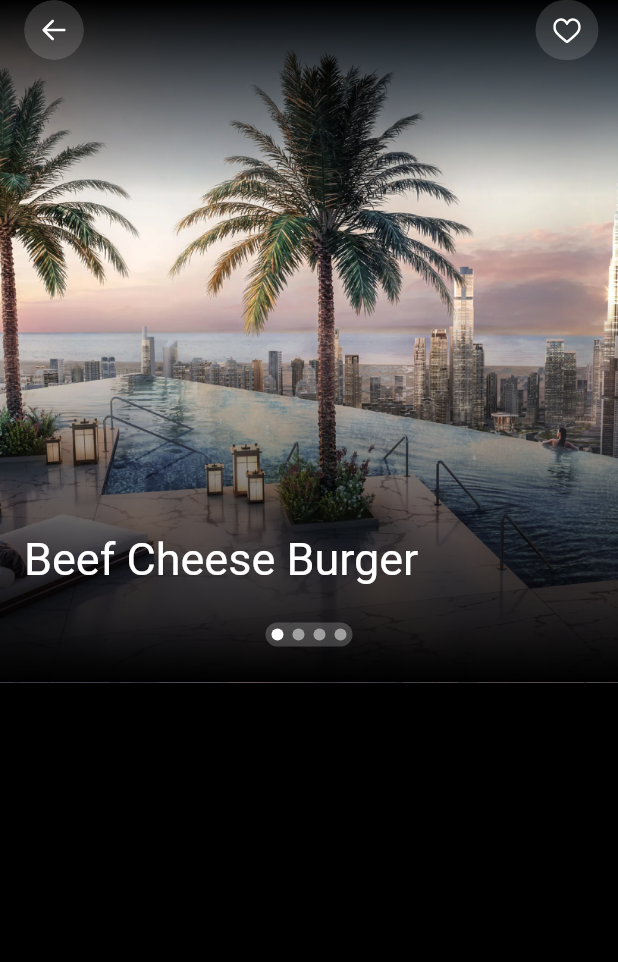
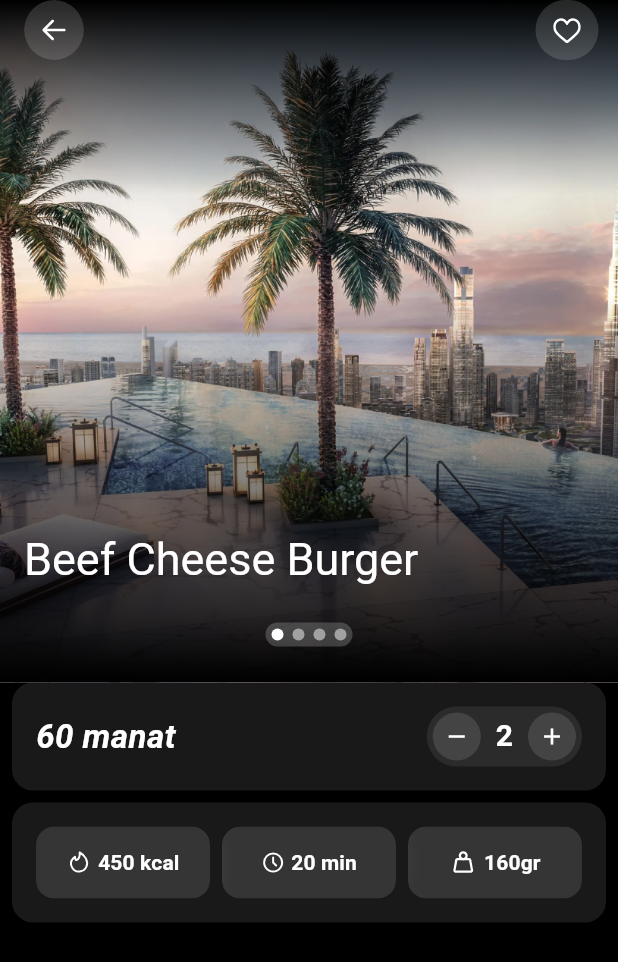
Before and after one commit to Yagshymyradov/Tagam, a Flutter app: the ProductDetailsView screen opened by its route, on a phone screen of 412 x 824 dp. Shown: the top 962 px of the screen. Run offline on Flutter 3.47's test engine with Material 3 defaults, Android fonts, the phone set to English and light mode, and no system bars; drawn by our look-alikes of carousel_slider, smooth_page_indicator; our stand-ins replace dio, flutter_svg, get_it, shared_preferences; accounts and stored records are empty; project files that could hold a hidden picture were left out.

Commit message:
product details product cost && about

```diff
--- /dev/null
+++ b/devtools_options.yaml
@@ -0,0 +1,4 @@
+description: This file stores settings for Dart & Flutter DevTools.
+documentation: https://docs.flutter.dev/tools/devtools/extensions#configure-extension-enablement-states
+extensions:
+  - provider: true
--- a/lib/configs/assets.dart
+++ b/lib/configs/assets.dart
@@ -21,6 +21,8 @@ final class Assets {
   static const String filter = '$_icons/filter.svg';
   static const String arrowLeft = '$_icons/arrow-left.svg';
   static const String searchWhite = '$_icons/search-white.svg';
+  static const String calorie = '$_icons/calorie.svg';
+  static const String weight = '$_icons/weight.svg';
 
   static const String foodGroup = '$_images/food-group.png';
   static const String desertGroup = '$_images/desert-group.png';
--- a/lib/configs/components/small_blur_card.dart
+++ b/lib/configs/components/small_blur_card.dart
@@ -25,9 +25,9 @@ class SmallBlurCard extends StatelessWidget {
         child: DecoratedBox(
           decoration: BoxDecoration(
             borderRadius: BorderRadius.circular(12),
-            color: AppColors.white.withOpacity(0.12),
+            color: AppColors.white.withValues(alpha: 0.12),
             border: Border.all(
-              color: AppColors.white.withOpacity(0.06),
+              color: AppColors.white.withValues(alpha: 0.06),
             ),
           ),
           child: Padding(
--- a/lib/configs/theme/color_scheme.dart
+++ b/lib/configs/theme/color_scheme.dart
@@ -14,5 +14,7 @@ abstract final class AppColorScheme {
     onError: AppColors.white,
     surface: AppColors.black,
     scrim: AppColors.lightPink,
+    primaryContainer: AppColors.darkGray,
+    secondaryContainer: AppColors.white.withValues(alpha: 0.08),
   );
 }
--- a/lib/configs/theme/text_style_extension.dart
+++ b/lib/configs/theme/text_style_extension.dart
@@ -7,12 +7,14 @@ final class TextStylesEx extends ThemeExtension<TextStylesEx> {
   final TextStyle? headlineSmallX;
   final TextStyle? labelSmallX;
   final TextStyle? priceMedium;
+  final TextStyle? priceLarge;
 
   const TextStylesEx({
     required this.labelLargeX,
     required this.headlineSmallX,
     required this.labelSmallX,
     required this.priceMedium,
+    required this.priceLarge,
   });
 
   @override
@@ -21,12 +23,14 @@ final class TextStylesEx extends ThemeExtension<TextStylesEx> {
     TextStyle? headlineSmallX,
     TextStyle? labelSmallX,
     TextStyle? priceMedium,
+    TextStyle? priceLarge,
   }) {
     return TextStylesEx(
       labelLargeX: labelLargeX ?? this.labelLargeX,
       headlineSmallX: headlineSmallX ?? this.headlineSmallX,
       labelSmallX: labelSmallX ?? this.labelSmallX,
       priceMedium: priceMedium ?? this.priceMedium,
+      priceLarge: priceLarge ?? this.priceLarge,
     );
   }
 
@@ -40,6 +44,7 @@ final class TextStylesEx extends ThemeExtension<TextStylesEx> {
       headlineSmallX: headlineSmallX,
       labelSmallX: labelLargeX,
       priceMedium: priceMedium,
+      priceLarge: priceLarge,
     );
   }
 }
@@ -66,4 +71,10 @@ const textStyleDark = TextStylesEx(
     color: AppColors.white,
     fontWeight: FontWeight.w700,
   ),
+  priceLarge: TextStyle(
+    fontSize: 22,
+    fontStyle: FontStyle.italic,
+    color: AppColors.white,
+    fontWeight: FontWeight.w700,
+  ),
 );
--- a/lib/view/product_details/product_details_view.dart
+++ b/lib/view/product_details/product_details_view.dart
@@ -11,7 +11,16 @@ class ProductDetailsView extends StatelessWidget {
         headerSliverBuilder: (context, innerBoxIsScrolled) => [
           const ProductDetailsAppBar(),
         ],
-        body: const CustomScrollView(),
+        body: const Padding(
+          padding: EdgeInsets.symmetric(horizontal: 8),
+          child: CustomScrollView(
+            slivers: [
+              SliverToBoxAdapter(child: ProductCostAndCount()),
+              SliverToBoxAdapter(child: SizedBox(height: 8)),
+              SliverToBoxAdapter(child: AboutProduct()),
+            ],
+          ),
+        ),
       ),
     );
   }
--- /dev/null
+++ b/lib/view/product_details/widgets/about_product.dart
@@ -0,0 +1,92 @@
+import 'dart:ui';
+
+import 'package:flutter/material.dart';
+import 'package:flutter_svg/svg.dart';
+
+import '../../../configs/assets.dart';
+import '../../../configs/theme.dart';
+
+class AboutProduct extends StatelessWidget {
+  const AboutProduct({super.key});
+
+  @override
+  Widget build(BuildContext context) {
+    final colorScheme = Theme.of(context).colorScheme;
+    return DecoratedBox(
+      decoration: BoxDecoration(
+        color: colorScheme.primaryContainer,
+        borderRadius: BorderRadius.circular(14),
+      ),
+      child: const Padding(
+        padding: EdgeInsets.all(16),
+        child: Row(
+          spacing: 8,
+          mainAxisAlignment: MainAxisAlignment.spaceBetween,
+          children: [
+            _BlurCard(
+              icon: Assets.calorie,
+              title: '450 kcal',
+            ),
+            _BlurCard(
+              icon: Assets.clock,
+              title: '20 min',
+            ),
+            _BlurCard(
+              icon: Assets.weight,
+              title: '160gr',
+            ),
+          ],
+        ),
+      ),
+    );
+  }
+}
+
+class _BlurCard extends StatelessWidget {
+  final String icon;
+  final String title;
+
+  const _BlurCard({
+    required this.icon,
+    required this.title,
+  });
+
+  @override
+  Widget build(BuildContext context) {
+    final textTheme = Theme.of(context).textTheme;
+    return Expanded(
+      child: SizedBox(
+        height: 48,
+        child: ClipRRect(
+          borderRadius: BorderRadius.circular(12),
+          child: BackdropFilter(
+            filter: ImageFilter.blur(sigmaX: 10, sigmaY: 10),
+            child: DecoratedBox(
+              decoration: BoxDecoration(
+                borderRadius: BorderRadius.circular(12),
+                color: AppColors.white.withValues(alpha: 0.12),
+              ),
+              child: Padding(
+                padding: const EdgeInsets.symmetric(
+                  horizontal: 10,
+                  vertical: 8,
+                ),
+                child: Row(
+                  mainAxisAlignment: MainAxisAlignment.center,
+                  children: [
+                    SvgPicture.asset(icon),
+                    const SizedBox(width: 4),
+                    Text(
+                      title,
+                      style: textTheme.titleSmall,
+                    ),
+                  ],
+                ),
+              ),
+            ),
+          ),
+        ),
+      ),
+    );
+  }
+}
--- /dev/null
+++ b/lib/view/product_details/widgets/product_cost_and_count.dart
@@ -0,0 +1,70 @@
+import 'package:flutter/material.dart';
+
+import '../../../configs/extensions.dart';
+
+class ProductCostAndCount extends StatelessWidget {
+  const ProductCostAndCount({super.key});
+
+  @override
+  Widget build(BuildContext context) {
+    final colorScheme = Theme.of(context).colorScheme;
+    final textTheme = Theme.of(context).textTheme;
+    final textThemeEx = context.textThemeEx;
+    return DecoratedBox(
+      decoration: BoxDecoration(
+        color: colorScheme.primaryContainer,
+        borderRadius: BorderRadius.circular(14),
+      ),
+      child: Padding(
+        padding: const EdgeInsets.all(16),
+        child: Row(
+          mainAxisAlignment: MainAxisAlignment.spaceBetween,
+          children: [
+            Text(
+              '60 manat',
+              style: textThemeEx.priceLarge,
+            ),
+            DecoratedBox(
+              decoration: BoxDecoration(
+                color: colorScheme.secondaryContainer,
+                borderRadius: BorderRadius.circular(33),
+              ),
+              child: Padding(
+                padding: const EdgeInsets.all(4),
+                child: Row(
+                  spacing: 10,
+                  children: [
+                    IconButton(
+                      onPressed: () {},
+                      style: IconButton.styleFrom(
+                        minimumSize: Size.zero,
+                        padding: EdgeInsets.zero,
+                        fixedSize: const Size(32, 32),
+                        tapTargetSize: MaterialTapTargetSize.shrinkWrap,
+                      ),
+                      icon: const Icon(Icons.remove, size: 18),
+                    ),
+                    Text(
+                      '2',
+                      style: textTheme.headlineSmall,
+                    ),
+                    IconButton(
+                      onPressed: () {},
+                      style: IconButton.styleFrom(
+                        minimumSize: Size.zero,
+                        padding: EdgeInsets.zero,
+                        fixedSize: const Size(32, 32),
+                        tapTargetSize: MaterialTapTargetSize.shrinkWrap,
+                      ),
+                      icon: const Icon(Icons.add, size: 18),
+                    ),
+                  ],
+                ),
+              ),
+            ),
+          ],
+        ),
+      ),
+    );
+  }
+}
--- a/lib/view/product_details/widgets/widgets.dart
+++ b/lib/view/product_details/widgets/widgets.dart
@@ -1 +1,3 @@
+export 'about_product.dart';
+export 'product_cost_and_count.dart';
 export 'product_details_app_bar.dart';
```
Also changed, not shown: assets/icons/calorie.svg (added), assets/icons/weight.svg (added).
